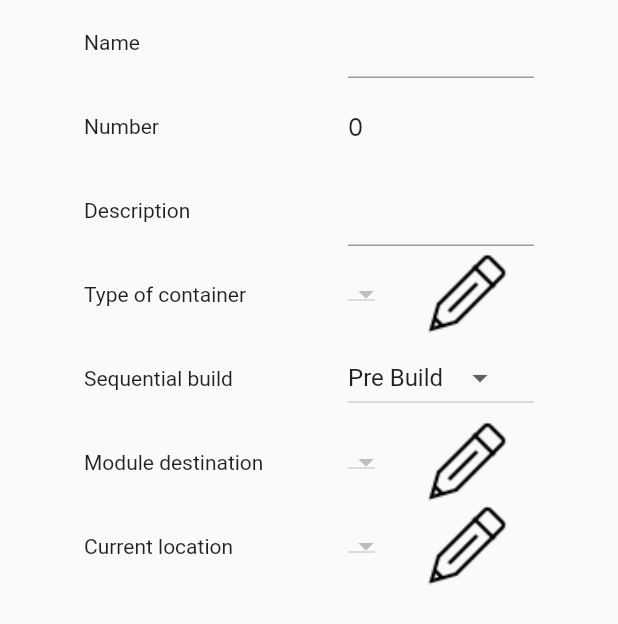
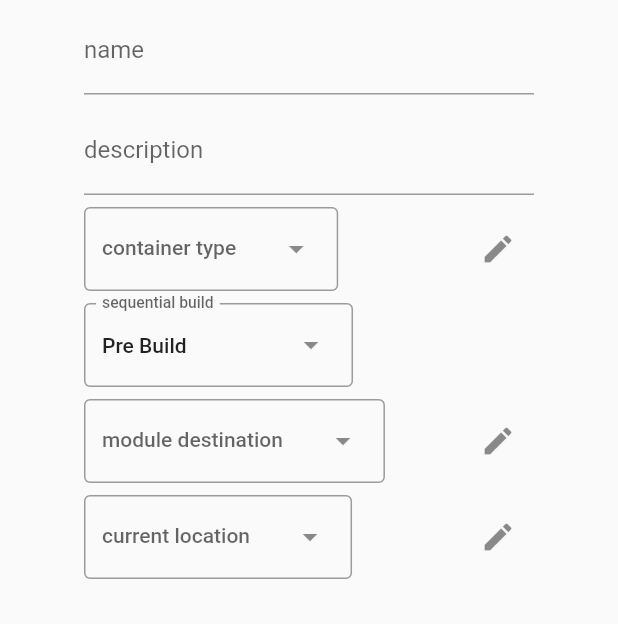
Before and after one commit to Andi7945/RescuenetWarehouse, a Flutter app: the ContainerEditPage widget shown alone on an empty page, opened directly with empty values, on a phone screen of 412 x 824 dp. Shown: the top 624 px of the screen. Run offline on Flutter 3.47's test engine with Material 2 defaults, Android fonts, the phone set to English and light mode, and no system bars; our stand-ins replace cloud_firestore, equatable, file_picker, firebase_auth, firebase_core, firebase_storage and 3 more; missing offline and left inert: drag_and_drop_lists, shared_storage; accounts and stored records are empty; Roboto replaces fonts that are missing (Inter, Quicksand).

Commit message:
Use material ui styling on container edit page

```diff
--- a/lib/container_edit_page.dart
+++ b/lib/container_edit_page.dart
@@ -1,7 +1,4 @@
 import 'package:flutter/material.dart';
-import 'package:rescuenet_warehouse/rescue_dropdown_button.dart';
-import 'package:rescuenet_warehouse/rescue_image.dart';
-import 'package:rescuenet_warehouse/rescue_text.dart';
 import 'package:rescuenet_warehouse/routes.dart';
 
 import 'container_options.dart';
@@ -67,69 +64,75 @@ class _ContainerEditPageState extends State<ContainerEditPage> {
     return Padding(
         padding: const EdgeInsets.only(left: 40, right: 40),
         child: ListView(children: [
-          _tile(
-              "Name",
-              TextField(
-                  controller: _nameController,
-                  onChanged: (text) => _sendChangesToStore())),
-          _tile("Number", RescueText.slim("${widget._container.value.number}")),
-          _tile(
-              "Description",
-              TextField(
-                  controller: _descriptionController,
-                  onChanged: (text) => _sendChangesToStore())),
+          _textField("name", _nameController),
+          _textField("description", _descriptionController),
           _dropdownWithEdit(
-              "Type of container",
-              (co) => co.types.map((e) => MapEntry(e.id, e.name)),
+              "container type",
+              routeEditContainerTypes,
               _containerTypeController,
-              routeEditContainerTypes),
-          _dropdown(
-              "Sequential build",
-              (co) => co.sequentialBuilds
-                  .map((e) => MapEntry(e.name, e.displayName)),
-              _sequentialBuildController),
+              widget._containerOptions.types
+                  .map((e) => DropdownMenuEntry(value: e.id, label: e.name))),
+          _sequentialBuildDropdown(),
           _dropdownWithEdit(
-              "Module destination",
-              (co) => co.moduleDestinations.map((e) => MapEntry(e.id, e.name)),
+              "module destination",
+              routeEditModuleDestinations,
               _moduleDestinationController,
-              routeEditModuleDestinations),
+              widget._containerOptions.moduleDestinations
+                  .map((e) => DropdownMenuEntry(value: e.id, label: e.name))),
           _dropdownWithEdit(
-              "Current location",
-              (co) => co.currentLocations.map((e) => MapEntry(e.id, e.name)),
+              "current location",
+              routeEditCurrentLocations,
               _currentLocationController,
-              routeEditCurrentLocations),
+              widget._containerOptions.currentLocations
+                  .map((e) => DropdownMenuEntry(value: e.id, label: e.name)))
         ]));
   }
 
-  _tile(String label, Widget child, [Widget? editBtn]) => ListTile(
-      titleAlignment: ListTileTitleAlignment.center,
-      leading: SizedBox(width: 160, child: Text(label)),
-      title: child,
-      trailing: editBtn);
+  _textField(String label, TextEditingController controller) => ListTile(
+      title: TextField(
+          controller: controller,
+          decoration: InputDecoration(
+            labelText: label,
+          ),
+          onChanged: (text) => _sendChangesToStore()));
 
-  _dropdown(
-          String label,
-          Iterable<MapEntry<String, String>> Function(ContainerOptions) fn,
-          ValueNotifier<String?> controller,
-          [Widget? editBtn]) =>
-      _tile(
-          label,
-          RescueDropdownButton(
-              Map.fromEntries(fn(widget._containerOptions)), controller),
-          editBtn);
+  _sequentialBuildDropdown() => ListTile(
+      title: DropdownMenu(
+          initialSelection: _sequentialBuildController.value,
+          onSelected: (String? value) {
+            var v = value;
+            if (v != null) {
+              _sequentialBuildController.value = v;
+            }
+          },
+          label: const Text(
+            "sequential build",
+            overflow: TextOverflow.ellipsis,
+          ),
+          dropdownMenuEntries: widget._containerOptions.sequentialBuilds
+              .map(
+                  (e) => DropdownMenuEntry(value: e.name, label: e.displayName))
+              .toList()));
 
   _dropdownWithEdit(
-          String label,
-          Iterable<MapEntry<String, String>> Function(ContainerOptions) fn,
-          ValueNotifier<String?> controller,
-          String routeName) =>
-      _dropdown(
-          label,
-          fn,
-          controller,
-          InkWell(
-              onTap: () => Navigator.pushNamed(context, routeName),
-              child: RescueImage('edit_icon.png')));
+          String labelText,
+          String routeName,
+          ValueNotifier<String?> notifier,
+          Iterable<DropdownMenuEntry<String?>> entries) =>
+      ListTile(
+          title: DropdownMenu<String?>(
+              initialSelection: notifier.value,
+              onSelected: (String? value) {
+                notifier.value = value;
+              },
+              label: Text(
+                labelText,
+                overflow: TextOverflow.ellipsis,
+              ),
+              dropdownMenuEntries: entries.toList()),
+          trailing: IconButton(
+              icon: const Icon(Icons.edit),
+              onPressed: () => Navigator.pushNamed(context, routeName)));
 
   _sendChangesToStore() {
     var changedContainer = RescueContainer.from(
--- a/lib/container_edit_page_argument_extractor.dart
+++ b/lib/container_edit_page_argument_extractor.dart
@@ -12,17 +12,16 @@ class ContainerEditPageArgumentExtractor extends StatelessWidget {
   @override
   Widget build(BuildContext context) {
     var containerId = ModalRoute.of(context)!.settings.arguments as String;
-    return Scaffold(
-        appBar: AppBar(title: const Text("Container page")),
-        drawer: RescueNavigationDrawer(),
-        body: _body(containerId));
+    return Consumer2<ContainerOptions, ContainerService>(
+        builder: (ctxt, options, service, _) {
+      var container =
+          service.containers().firstWhere((c) => c.id == containerId);
+      return Scaffold(
+          appBar: AppBar(title: Text("Edit container ${container.number}")),
+          drawer: RescueNavigationDrawer(),
+          body: _page(container, (c) => service.updateContainer(c), options));
+    });
   }
-
-  _body(String id) => Consumer2<ContainerOptions, ContainerService>(
-      builder: (ctxt, options, service, _) => _page(
-          service.containers().firstWhere((c) => c.id == id),
-          (c) => service.updateContainer(c),
-          options));
 
   _page(RescueContainer container, ValueChanged<ContainerDao> updateContainer,
       ContainerOptions containerOptions) {
```
